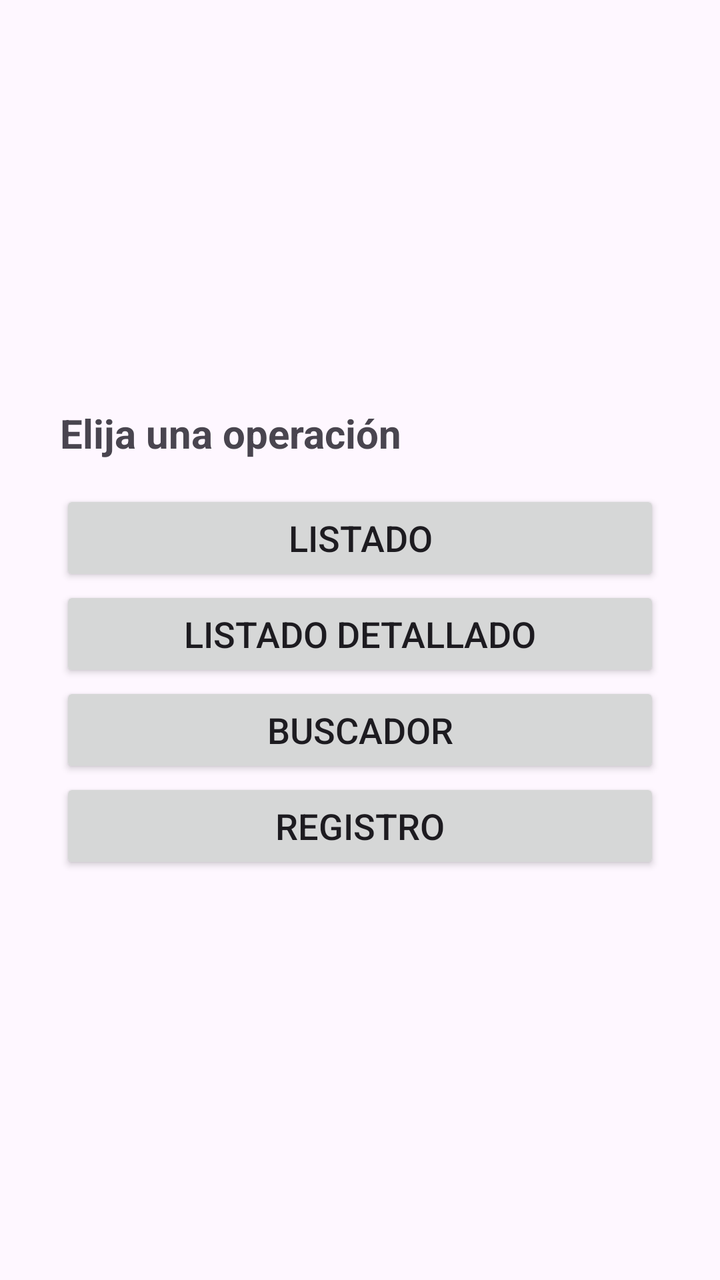
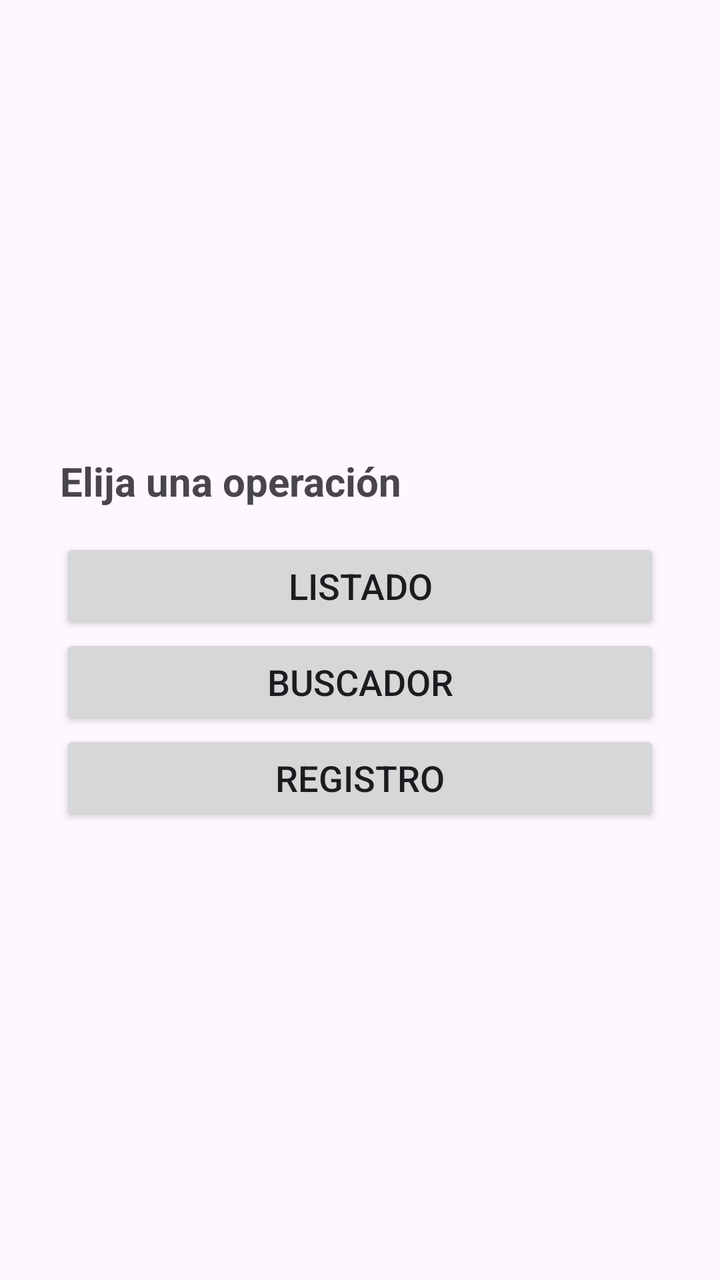

An Android layout rendered at two revisions. The XML below is the earlier revision; the diff shows what the commit changed to produce the second picture.
<!-- AndroidManifest.xml: application theme Theme.SINFO -->
<!-- res/layout/activity_index.xml -->
<?xml version="1.0" encoding="utf-8"?>
<LinearLayout xmlns:app="http://schemas.android.com/apk/res-auto"
    xmlns:tools="http://schemas.android.com/tools"
    xmlns:android="http://schemas.android.com/apk/res/android"
    android:id="@+id/main"
    android:orientation="vertical"
    android:padding="30dp"
    android:gravity="center"
    android:layout_width="match_parent"
    android:layout_height="match_parent"
    tools:context=".index">

    <TextView
        android:textAlignment="center"
        android:textStyle="bold"
        android:textSize="20dp"
        android:text="Elija una operación"
        android:layout_width="match_parent"
        android:layout_height="wrap_content"/>

    <Button
        android:id="@+id/btnListado"
        android:layout_marginTop="15dp"
        android:textSize="18dp"
        android:text="Listado"
        android:layout_width="match_parent"
        android:layout_height="wrap_content"/>

    <Button
        android:id="@+id/btnListadoExtra"
        android:textSize="18dp"
        android:text="Listado Detallado"
        android:layout_width="match_parent"
        android:layout_height="wrap_content"/>

    <Button
        android:id="@+id/btnBuscador"
        android:textSize="18dp"
        android:text="Buscador"
        android:layout_width="match_parent"
        android:layout_height="wrap_content"/>
    <Button
        android:id="@+id/btnRegistro"
        android:textSize="18dp"
        android:text="Registro"
        android:layout_width="match_parent"
        android:layout_height="wrap_content"/>

</LinearLayout>
<!-- resources referenced by this layout -->
<resources>
  <style name="Theme.SINFO" parent="Base.Theme.SINFO" />
  <style name="Base.Theme.SINFO" parent="Theme.Material3.DayNight.NoActionBar">
          
          
      </style>
</resources>

<!-- the commit's change to res/layout/activity_index.xml (unified diff, before → after) -->
@@ -27,13 +27,6 @@
         android:layout_height="wrap_content"/>
 
     <Button
-        android:id="@+id/btnListadoExtra"
-        android:textSize="18dp"
-        android:text="Listado Detallado"
-        android:layout_width="match_parent"
-        android:layout_height="wrap_content"/>
-
-    <Button
         android:id="@+id/btnBuscador"
         android:textSize="18dp"
         android:text="Buscador"
